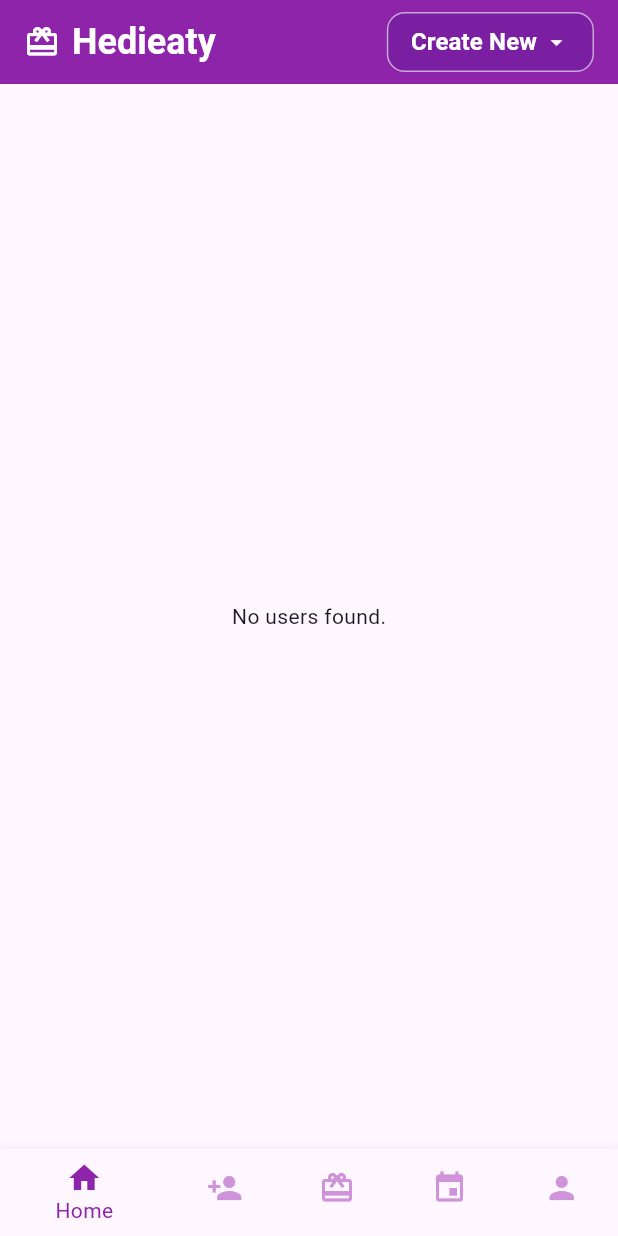
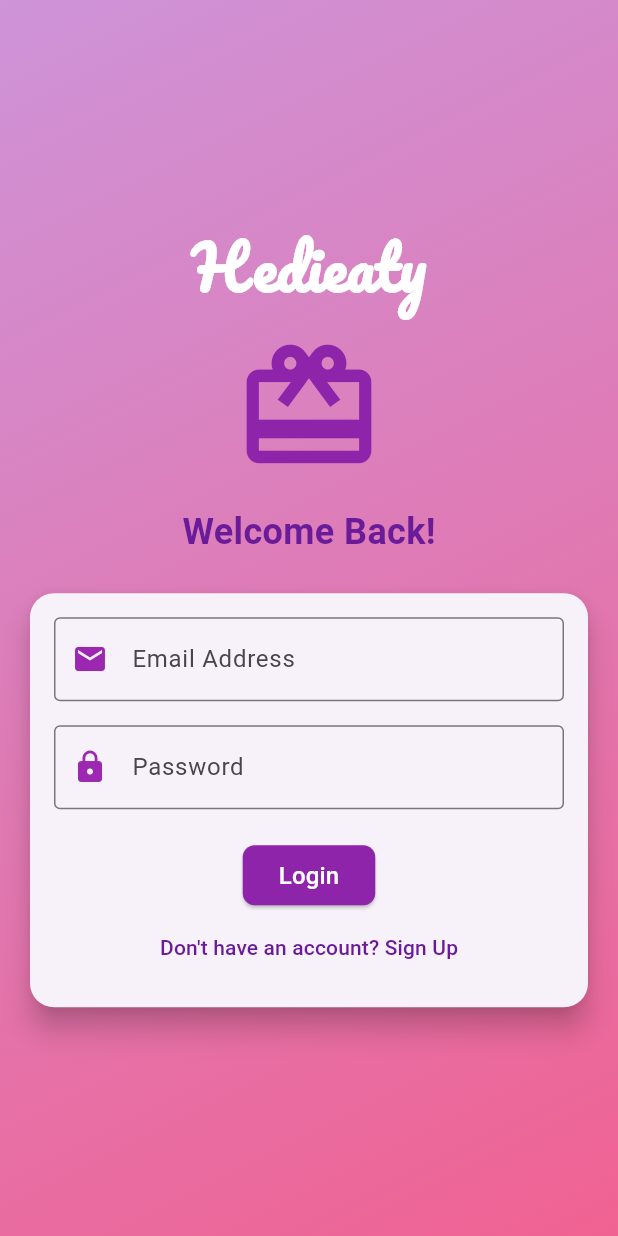
Before and after one commit to AbdulrahmanMaged/hedieaty_app, a Flutter app: the screen it shows after launch, on a phone screen of 412 x 824 dp. Run offline on Flutter 3.47's test engine with Material 3 defaults, Android fonts, the phone set to English and light mode, and no system bars; our stand-ins replace cloud_firestore, firebase_auth, firebase_core, google_fonts, sqflite; accounts and stored records are empty.

Commit message:
Modified some file locations and added login/sign up to test firebase

```diff
--- a/lib/main.dart
+++ b/lib/main.dart
@@ -1,9 +1,14 @@
+import 'package:firebase_core/firebase_core.dart';
 import 'package:flutter/material.dart';
 import 'package:hedieaty_app/database/database_helper.dart';
-import 'package:hedieaty_app/pages/home_page.dart';
+import 'package:hedieaty_app/view/screens/home_page.dart';
+import 'package:hedieaty_app/view/screens/login_signup.dart';
+
+import 'firebase_options.dart';
 
 void main() async{
   WidgetsFlutterBinding.ensureInitialized();
+  await Firebase.initializeApp(options: DefaultFirebaseOptions.currentPlatform,);
   final dbHelper = DatabaseHelper.instance;
   //await dbHelper.insertDummyUsers(); // Add dummy data
   runApp(const MainApp());
@@ -19,7 +24,7 @@ class MainApp extends StatelessWidget {
       theme: ThemeData(
         primarySwatch: Colors.blue,
       ),
-      home: const HomePage(),
+      home: LoginSignupScreen(),
     );
   }
 }
--- a/lib/pages/home_page.dart
+++ b/lib/view/screens/home_page.dart
@@ -1,5 +1,5 @@
 import 'package:flutter/material.dart';
-import 'package:hedieaty_app/pages/widgets/home.dart';
+import 'package:hedieaty_app/view/widgets/home.dart';
 
 class HomePage extends StatelessWidget {
   const HomePage({super.key});
--- /dev/null
+++ b/lib/view/screens/login_signup.dart
@@ -0,0 +1,240 @@
+import 'package:flutter/material.dart';
+import 'package:firebase_auth/firebase_auth.dart';
+import 'package:cloud_firestore/cloud_firestore.dart';
+import 'package:google_fonts/google_fonts.dart';  // Import google_fonts package
+import 'home_page.dart'; // Import your home page
+
+class LoginSignupScreen extends StatefulWidget {
+  @override
+  _LoginSignupScreenState createState() => _LoginSignupScreenState();
+}
+
+class _LoginSignupScreenState extends State<LoginSignupScreen> {
+  bool isLoginScreen = true;
+  final _formKey = GlobalKey<FormState>();
+  final _auth = FirebaseAuth.instance;
+  final _firestore = FirebaseFirestore.instance;
+
+  String? email;
+  String? password;
+
+  // Method to handle form submission
+  void _submitAuthForm() async {
+    final isValid = _formKey.currentState!.validate();
+    FocusScope.of(context).unfocus();
+
+    if (isValid) {
+      _formKey.currentState!.save();
+      try {
+        if (isLoginScreen) {
+          // Login user
+          await _auth.signInWithEmailAndPassword(
+            email: email!,
+            password: password!,
+          );
+
+          // Navigate to HomePage after successful login
+          Navigator.pushReplacement(
+            context,
+            MaterialPageRoute(builder: (context) => HomePage()),
+          );
+        } else {
+          // Create new user
+          UserCredential userCredential = await _auth.createUserWithEmailAndPassword(
+            email: email!,
+            password: password!,
+          );
+
+          // Store user data in Firestore after successful sign up
+          await _firestore.collection('users').doc(userCredential.user!.uid).set({
+            'email': email!,
+            'createdAt': Timestamp.now(),
+          });
+
+          // Navigate to HomePage after successful signup
+          Navigator.pushReplacement(
+            context,
+            MaterialPageRoute(builder: (context) => HomePage()),
+          );
+        }
+
+        ScaffoldMessenger.of(context).showSnackBar(
+          SnackBar(content: Text('Authentication Successful!')),
+        );
+      } catch (e) {
+        String errorMessage = 'An error occurred, please try again.';
+
+        if (e is FirebaseAuthException) {
+          if (e.code == 'email-already-in-use') {
+            errorMessage = 'The email is already in use by another account.';
+          } else if (e.code == 'invalid-email') {
+            errorMessage = 'The email address is not valid.';
+          } else if (e.code == 'wrong-password') {
+            errorMessage = 'The password is incorrect.';
+          } else if (e.code == 'user-not-found') {
+            errorMessage = 'No user found with this email.';
+          }
+        }
+
+        ScaffoldMessenger.of(context).showSnackBar(
+          SnackBar(content: Text(errorMessage)),
+        );
+      }
+    }
+  }
+
+  // Method to validate email domain
+  String? _validateEmailDomain(String? value) {
+    if (value == null || value.isEmpty || !value.contains('@')) {
+      return 'Please enter a valid email.';
+    }
+    return null; // No errors
+  }
+  String? _validatePassword(String? value) {
+    // Check if the password is empty
+    if (value == null || value.isEmpty) {
+      return 'Password cannot be empty.';
+    }
+
+    // Check if the password length is at least 6 characters
+    if (value.length < 6) {
+      return 'Password must be at least 6 characters long.';
+    }
+
+    // Check if the password contains at least one uppercase letter
+    if (!RegExp(r'[A-Z]').hasMatch(value)) {
+      return 'Password must contain at least one uppercase letter.';
+    }
+
+    // Check if the password contains at least one numeric character
+    if (!RegExp(r'[0-9]').hasMatch(value)) {
+      return 'Password must contain at least one number.';
+    }
+
+    return null; // No validation errors
+  }
+
+
+  @override
+  Widget build(BuildContext context) {
+    return Scaffold(
+      // Background gradient for celebration theme
+      body: Container(
+        decoration: BoxDecoration(
+          gradient: LinearGradient(
+            colors: [Colors.purple[200]!, Colors.pink[300]!], // Celebration colors
+            begin: Alignment.topLeft,
+            end: Alignment.bottomRight,
+          ),
+        ),
+        child: Center(
+          child: SingleChildScrollView(
+            child: Padding(
+              padding: const EdgeInsets.all(16.0),
+              child: Column(
+                mainAxisAlignment: MainAxisAlignment.center,
+                children: [
+                  // App name with a cool Google font
+                  Text(
+                    'Hedieaty',
+                    style: GoogleFonts.pacifico(
+                      fontSize: 40,
+                      fontWeight: FontWeight.bold,
+                      color: Colors.white, // White text color
+                    ),
+                  ),
+                  SizedBox(height: 16),
+                  // Gift icon
+                  Icon(
+                    Icons.card_giftcard,
+                    color: Colors.purple[600],
+                    size: 100,
+                  ),
+                  SizedBox(height: 16),
+                  Text(
+                    isLoginScreen ? 'Welcome Back!' : 'Create an Account',
+                    style: TextStyle(
+                      color: Colors.purple[800],
+                      fontSize: 24,
+                      fontWeight: FontWeight.bold,
+                    ),
+                  ),
+                  SizedBox(height: 20),
+                  Card(
+                    elevation: 8,
+                    shape: RoundedRectangleBorder(
+                      borderRadius: BorderRadius.circular(16),
+                    ),
+                    child: Padding(
+                      padding: const EdgeInsets.all(16.0),
+                      child: Form(
+                        key: _formKey,
+                        child: Column(
+                          children: [
+                            TextFormField(
+                              key: ValueKey('email'),
+                              validator: _validateEmailDomain,
+                              onSaved: (value) {
+                                email = value;
+                              },
+                              decoration: InputDecoration(
+                                labelText: 'Email Address',
+                                prefixIcon: Icon(Icons.email, color: Colors.purple),
+                                border: OutlineInputBorder(),
+                              ),
+                            ),
+                            SizedBox(height: 16),
+                            TextFormField(
+                              key: ValueKey('password'),
+                              validator: _validatePassword,  // Use the updated password validator
+                              onSaved: (value) {
+                                password = value;
+                              },
+                              obscureText: true,
+                              decoration: InputDecoration(
+                                labelText: 'Password',
+                                prefixIcon: Icon(Icons.lock, color: Colors.purple),
+                                border: OutlineInputBorder(),
+                              ),
+                            ),
+                            SizedBox(height: 20),
+                            ElevatedButton(
+                              style: ElevatedButton.styleFrom(
+                                backgroundColor: Colors.purple[600],
+                                shape: RoundedRectangleBorder(
+                                  borderRadius: BorderRadius.circular(8),
+                                ),
+                              ),
+                              onPressed: _submitAuthForm,
+                              child: Text(
+                                isLoginScreen ? 'Login' : 'Sign Up',
+                                style: TextStyle(fontSize: 16, color: Colors.white), // Button text color set to white
+                              ),
+                            ),
+                            TextButton(
+                              onPressed: () {
+                                setState(() {
+                                  isLoginScreen = !isLoginScreen;
+                                });
+                              },
+                              child: Text(
+                                isLoginScreen
+                                    ? "Don't have an account? Sign Up"
+                                    : "Already have an account? Login",
+                                style: TextStyle(color: Colors.purple[800]),
+                              ),
+                            ),
+                          ],
+                        ),
+                      ),
+                    ),
+                  ),
+                ],
+              ),
+            ),
+          ),
+        ),
+      ),
+    );
+  }
+}
```
Also changed, not shown: lib/view/widgets/home.dart (renamed from lib/pages/widgets/home.dart, +5 -5 lines), lib/view/screens/add_friends.dart (renamed from lib/pages/add_friends.dart), lib/view/screens/eventList.dart (added), lib/view/screens/giftDetails.dart (added), lib/view/screens/giftList.dart (added), lib/view/screens/my_gifts.dart (renamed from lib/pages/my_gifts.dart), lib/view/screens/my_profile.dart (renamed from lib/pages/my_profile.dart), lib/view/sideScreens/edit_or_new_gift.dart (added), lib/view/sideScreens/newEvent.dart (added), lib/view/widgets/bottom_nav_bar.dart (renamed from lib/pages/widgets/bottom_nav_bar.dart), lib/view/widgets/top_home_bar.dart (renamed from lib/pages/widgets/top_home_bar.dart).
